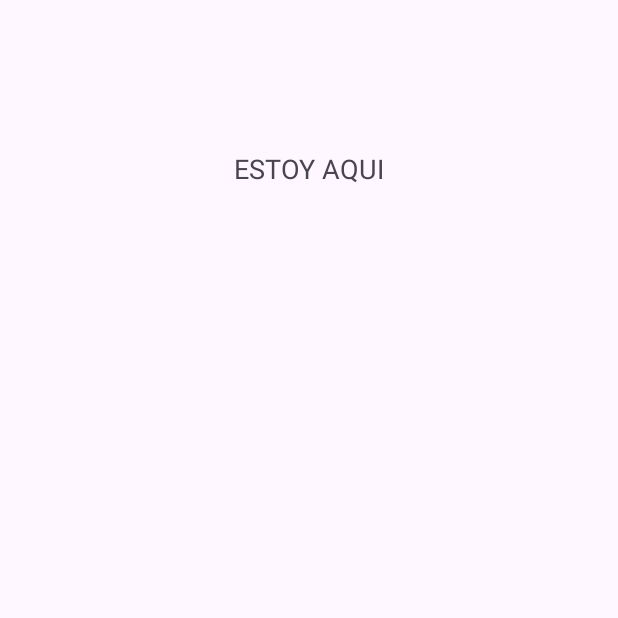
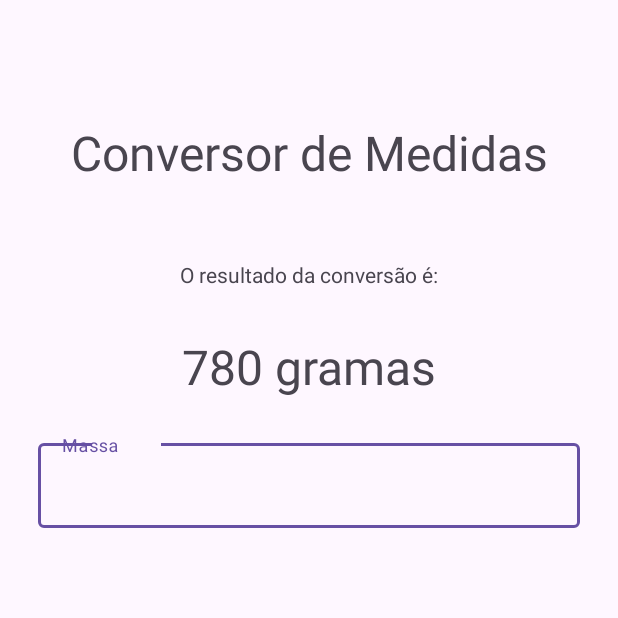
Before and after one commit to pernaf/Conversor_Medidas, an Android app: the Resultado_Conversao screen opened directly, with no data from a screen before it, on a phone screen of 412 x 824 dp, the top half of it. Before the commit the part shown is almost empty. Run offline under Robolectric (Android 15) with nearby library versions, the phone set to English and light mode, and no system bars; 1 statement that could not run was skipped.

Commit message:
at2: guideline e atualizações

```diff
--- a/app/src/main/res/layout/activity_main.xml
+++ b/app/src/main/res/layout/activity_main.xml
@@ -11,7 +11,7 @@
         android:id="@+id/tv_titulo"
         android:layout_width="wrap_content"
         android:layout_height="wrap_content"
-        android:layout_marginTop="100dp"
+        android:layout_marginTop="80dp"
         android:text="Conversor de Medidas"
         android:textSize="32sp"
         app:layout_constraintEnd_toEndOf="parent"
--- a/app/src/main/res/layout/activity_resultado_conversao.xml
+++ b/app/src/main/res/layout/activity_resultado_conversao.xml
@@ -8,13 +8,60 @@
     tools:context=".Resultado_Conversao">
 
     <TextView
-        android:id="@+id/tv_teste"
+        android:id="@+id/tv_titulo2"
         android:layout_width="wrap_content"
         android:layout_height="wrap_content"
-        android:layout_margin="100dp"
-        android:text="ESTOY AQUI"
-        android:textSize="18sp"
+        android:layout_marginTop="80dp"
+        android:text="Conversor de Medidas"
+        android:textSize="32sp"
         app:layout_constraintEnd_toEndOf="parent"
         app:layout_constraintStart_toStartOf="parent"
         app:layout_constraintTop_toTopOf="parent" />
+
+    <TextView
+        android:id="@+id/tv_subt2"
+        android:layout_width="wrap_content"
+        android:layout_height="wrap_content"
+        android:layout_marginTop="50dp"
+        android:text="O resultado da conversão é:"
+        app:layout_constraintEnd_toEndOf="parent"
+        app:layout_constraintStart_toStartOf="parent"
+        app:layout_constraintTop_toBottomOf="@+id/tv_titulo2" />
+
+    <TextView
+        android:id="@+id/tv_resultado"
+        android:layout_width="wrap_content"
+        android:layout_height="wrap_content"
+        android:layout_marginTop="30dp"
+        android:text="780 gramas"
+        android:textSize="32sp"
+        app:layout_constraintEnd_toEndOf="parent"
+        app:layout_constraintStart_toStartOf="parent"
+        app:layout_constraintTop_toBottomOf="@+id/tv_subt2" />
+
+    <com.google.android.material.textfield.TextInputLayout
+        android:id="@+id/input_peso"
+        android:layout_width="409dp"
+        android:layout_height="wrap_content"
+        android:layout_margin="24dp"
+        app:layout_constraintEnd_toEndOf="parent"
+        app:layout_constraintStart_toStartOf="parent"
+        app:layout_constraintTop_toBottomOf="@+id/tv_resultado">
+
+        <com.google.android.material.textfield.TextInputEditText
+            android:id="@+id/edt_peso"
+            android:layout_width="match_parent"
+            android:layout_height="wrap_content"
+            android:layout_margin="24dp"
+            android:hint="Massa" />
+
+    </com.google.android.material.textfield.TextInputLayout>
+
+    <androidx.constraintlayout.widget.Guideline
+        android:id="@+id/guideline"
+        android:layout_width="wrap_content"
+        android:layout_height="wrap_content"
+        android:orientation="vertical"
+        app:layout_constraintGuide_percent="0.5" />
+
 </androidx.constraintlayout.widget.ConstraintLayout>
```
